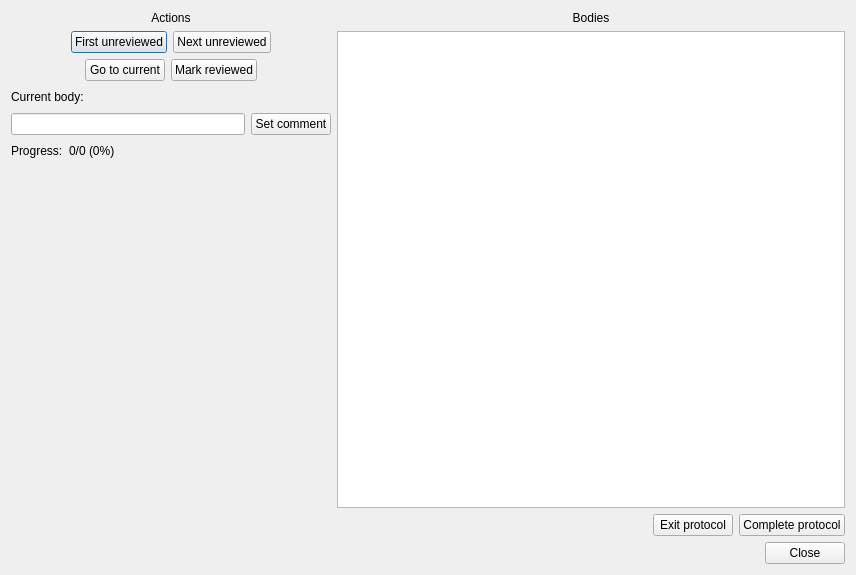
Old version of the form neurolabi/gui/protocols/orphanlinkprotocol.ui in the repository janelia-flyem/NeuTu.
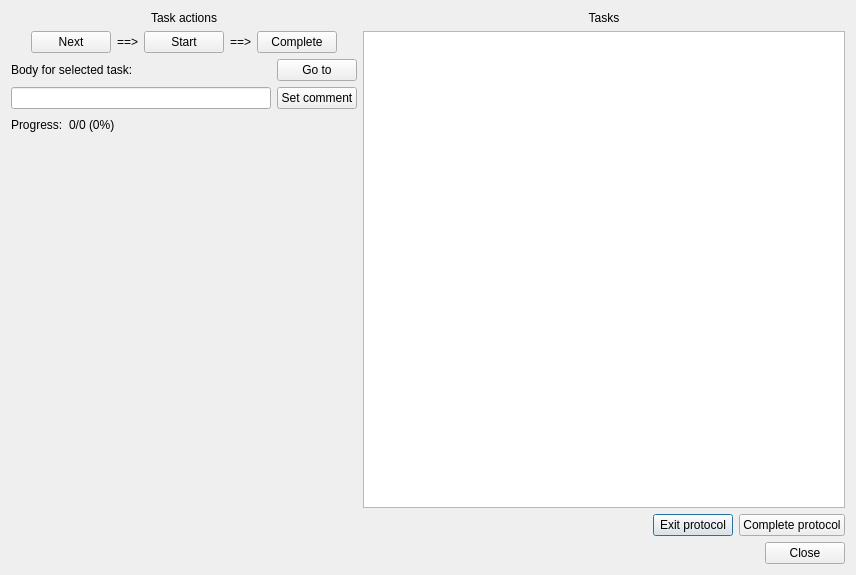
New version of the form.

Commit message: continued work on behavior; not functioning yet

```diff
--- a/neurolabi/gui/protocols/orphanlinkprotocol.ui
+++ b/neurolabi/gui/protocols/orphanlinkprotocol.ui
@@ -24,7 +24,7 @@
        <item>
         <widget class="QLabel" name="label_3">
          <property name="text">
-          <string>Actions</string>
+          <string>Task actions</string>
          </property>
          <property name="alignment">
           <set>Qt::AlignCenter</set>
@@ -40,88 +40,48 @@
           <number>20</number>
          </property>
          <item>
-          <spacer name="horizontalSpacer_4">
-           <property name="orientation">
-            <enum>Qt::Horizontal</enum>
+          <widget class="QPushButton" name="nextTaskButton">
+           <property name="text">
+            <string>Next</string>
            </property>
-           <property name="sizeHint" stdset="0">
-            <size>
-             <width>40</width>
-             <height>20</height>
-            </size>
+           <property name="autoDefault">
+            <bool>false</bool>
            </property>
-          </spacer>
+          </widget>
          </item>
          <item>
-          <widget class="QPushButton" name="firstButton">
+          <widget class="QLabel" name="label">
            <property name="text">
-            <string>First unreviewed</string>
+            <string>==&gt;</string>
            </property>
           </widget>
          </item>
          <item>
           <widget class="QPushButton" name="nextxButton">
            <property name="text">
-            <string>Next unreviewed</string>
+            <string>Start</string>
            </property>
+           <property name="autoDefault">
+            <bool>false</bool>
+           </property>
           </widget>
          </item>
          <item>
-          <spacer name="horizontalSpacer_5">
-           <property name="orientation">
-            <enum>Qt::Horizontal</enum>
-           </property>
-           <property name="sizeHint" stdset="0">
-            <size>
-             <width>40</width>
-             <height>20</height>
-            </size>
-           </property>
-          </spacer>
-         </item>
-        </layout>
-       </item>
-       <item>
-        <layout class="QHBoxLayout" name="horizontalLayout_4">
-         <item>
-          <spacer name="horizontalSpacer_6">
-           <property name="orientation">
-            <enum>Qt::Horizontal</enum>
-           </property>
-           <property name="sizeHint" stdset="0">
-            <size>
-             <width>40</width>
-             <height>20</height>
-            </size>
-           </property>
-          </spacer>
-         </item>
-         <item>
-          <widget class="QPushButton" name="gotoCurrentButton">
+          <widget class="QLabel" name="label_2">
            <property name="text">
-            <string>Go to current</string>
+            <string>==&gt;</string>
            </property>
           </widget>
          </item>
          <item>
-          <widget class="QPushButton" name="markButton">
+          <widget class="QPushButton" name="completeTaskButton">
            <property name="text">
-            <string>Mark reviewed</string>
+            <string>Complete</string>
            </property>
-          </widget>
-         </item>
-         <item>
-          <spacer name="horizontalSpacer_7">
-           <property name="orientation">
-            <enum>Qt::Horizontal</enum>
+           <property name="autoDefault">
+            <bool>false</bool>
            </property>
-           <property name="sizeHint" stdset="0">
-            <size>
-             <width>40</width>
-             <height>20</height>
-            </size>
-           </property>
-          </spacer>
+          </widget>
          </item>
         </layout>
        </item>
@@ -130,7 +90,7 @@
          <item>
           <widget class="QLabel" name="label_5">
            <property name="text">
-            <string>Current body:</string>
+            <string>Body for selected task:</string>
            </property>
           </widget>
          </item>
@@ -154,6 +114,16 @@
            </property>
           </spacer>
          </item>
+         <item>
+          <widget class="QPushButton" name="gotoSelectedButton">
+           <property name="text">
+            <string>Go to</string>
+           </property>
+           <property name="autoDefault">
+            <bool>false</bool>
+           </property>
+          </widget>
+         </item>
         </layout>
        </item>
        <item>
@@ -166,6 +136,9 @@
            <property name="text">
             <string>Set comment</string>
            </property>
+           <property name="autoDefault">
+            <bool>false</bool>
+           </property>
           </widget>
          </item>
         </layout>
@@ -221,7 +194,7 @@
        <item>
         <widget class="QLabel" name="label_4">
          <property name="text">
-          <string>Bodies</string>
+          <string>Tasks</string>
          </property>
          <property name="alignment">
           <set>Qt::AlignCenter</set>
```
Left out of the diff: 2 changed lines with no effect on the pictures. The commit also changes 2 other files.
